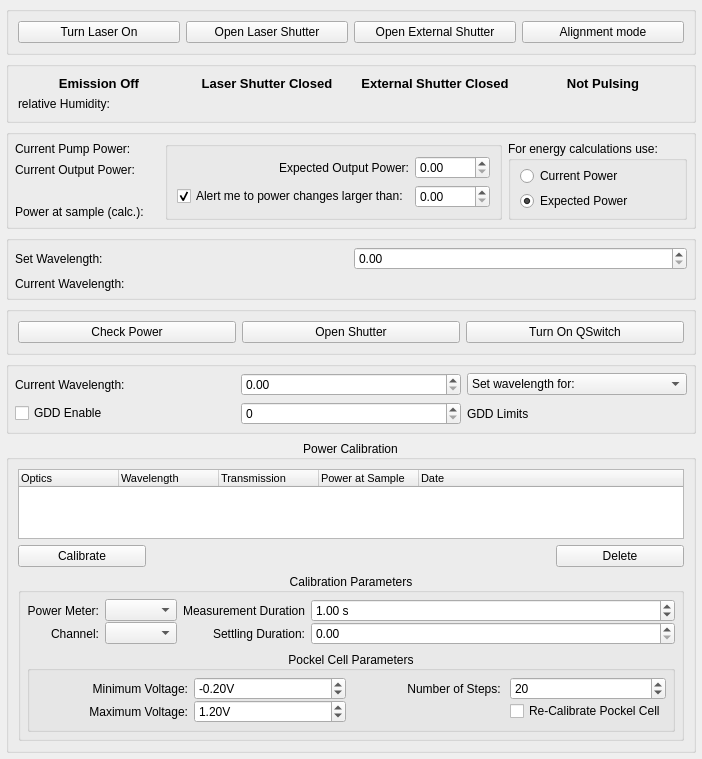
acq4/acq4, file acq4/devices/Laser/devTemplate.ui: the form before one commit.
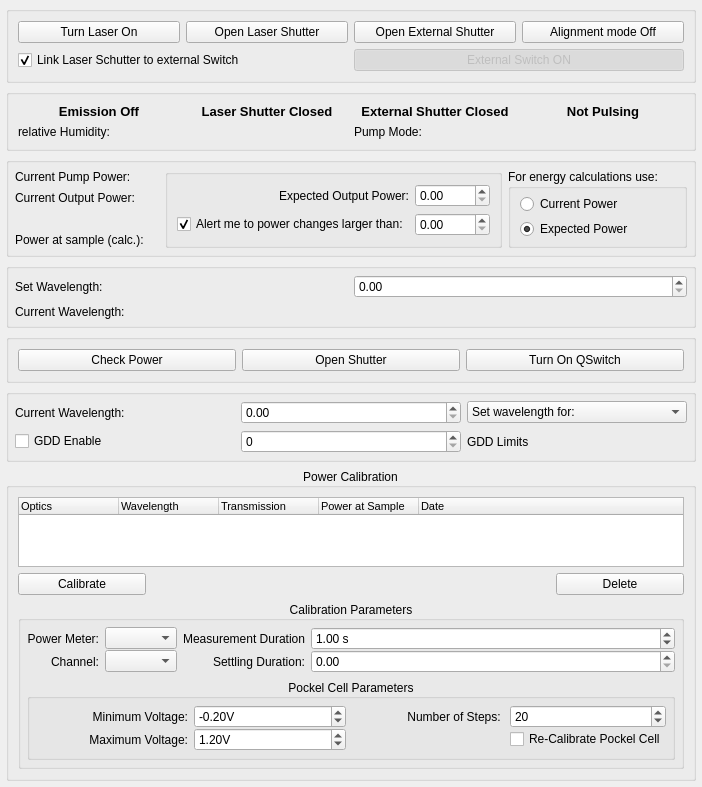
The form after the commit. Custom widgets are drawn as their Qt base class.

Commit message: added checkbox to link laster shutter to external switch

```diff
--- a/acq4/devices/Laser/devTemplate.ui
+++ b/acq4/devices/Laser/devTemplate.ui
@@ -26,239 +26,82 @@
    <property name="bottomMargin">
     <number>6</number>
    </property>
-   <item row="7" column="0" colspan="3">
-    <widget class="QGroupBox" name="wavelengthGroup">
-     <property name="title">
-      <string/>
-     </property>
-     <layout class="QGridLayout" name="gridLayout_5" columnstretch="0,0,0">
-      <property name="leftMargin">
-       <number>6</number>
-      </property>
-      <property name="topMargin">
-       <number>6</number>
-      </property>
-      <property name="rightMargin">
-       <number>6</number>
-      </property>
-      <property name="bottomMargin">
-       <number>6</number>
-      </property>
+   <item row="0" column="0" colspan="2">
+    <widget class="QGroupBox" name="maitaiControlGroup">
+     <layout class="QGridLayout" name="gridLayout_12">
       <item row="0" column="0">
-       <widget class="QLabel" name="label_7">
+       <widget class="QPushButton" name="turnOnOffBtn">
+        <property name="styleSheet">
+         <string notr="true"/>
+        </property>
         <property name="text">
-         <string>Current Wavelength: </string>
+         <string>Turn Laser On</string>
+        </property>
+        <property name="checkable">
+         <bool>true</bool>
         </property>
        </widget>
       </item>
       <item row="0" column="1">
-       <widget class="SpinBox" name="wavelengthSpin">
-        <property name="suffix">
-         <string/>
+       <widget class="QPushButton" name="InternalShutterBtn">
+        <property name="text">
+         <string>Open Laser Shutter</string>
+        </property>
+        <property name="checkable">
+         <bool>true</bool>
         </property>
        </widget>
       </item>
       <item row="0" column="2">
-       <widget class="QComboBox" name="wavelengthCombo">
-        <item>
-         <property name="text">
-          <string>Set wavelength for:</string>
-         </property>
-        </item>
-       </widget>
-      </item>
-      <item row="1" column="0">
-       <widget class="QCheckBox" name="GDDEnableCheck">
+       <widget class="QPushButton" name="ExternalShutterBtn">
         <property name="text">
-         <string>GDD Enable</string>
+         <string>Open External Shutter</string>
         </property>
-       </widget>
-      </item>
-      <item row="1" column="1">
-       <widget class="QSpinBox" name="GDDSpin">
-        <property name="maximum">
-         <number>32000</number>
+        <property name="checkable">
+         <bool>true</bool>
         </property>
        </widget>
       </item>
-      <item row="1" column="2">
-       <widget class="QLabel" name="GDDLimits">
+      <item row="0" column="3">
+       <widget class="QPushButton" name="pushButton_2">
         <property name="text">
-         <string>GDD Limits</string>
+         <string>Alignment mode Off</string>
         </property>
-       </widget>
-      </item>
-     </layout>
-    </widget>
-   </item>
-   <item row="2" column="0" colspan="3">
-    <widget class="QGroupBox" name="powerGroup">
-     <property name="title">
-      <string/>
-     </property>
-     <layout class="QGridLayout" name="gridLayout_4">
-      <property name="leftMargin">
-       <number>6</number>
-      </property>
-      <property name="topMargin">
-       <number>6</number>
-      </property>
-      <property name="rightMargin">
-       <number>6</number>
-      </property>
-      <property name="bottomMargin">
-       <number>6</number>
-      </property>
-      <item row="1" column="0">
-       <widget class="QLabel" name="label_4">
-        <property name="sizePolicy">
-         <sizepolicy hsizetype="Fixed" vsizetype="Preferred">
-          <horstretch>0</horstretch>
-          <verstretch>0</verstretch>
-         </sizepolicy>
+        <property name="checkable">
+         <bool>true</bool>
         </property>
-        <property name="text">
-         <string>Current Output Power:</string>
-        </property>
        </widget>
       </item>
-      <item row="3" column="0">
-       <widget class="QLabel" name="label_8">
+      <item row="1" column="0" colspan="2">
+       <widget class="QCheckBox" name="linkLaserExtSwitchCheckBox">
         <property name="text">
-         <string>Power at sample (calc.):</string>
+         <string>Link Laser Schutter to external Switch</string>
         </property>
-       </widget>
-      </item>
-      <item row="1" column="1">
-       <widget class="QLabel" name="outputPowerLabel">
-        <property name="font">
-         <font>
-          <pointsize>10</pointsize>
-          <weight>75</weight>
-          <bold>true</bold>
-         </font>
+        <property name="checked">
+         <bool>true</bool>
         </property>
-        <property name="text">
-         <string/>
-        </property>
        </widget>
       </item>
-      <item row="3" column="1">
-       <widget class="QLabel" name="samplePowerLabel">
-        <property name="font">
-         <font>
-          <pointsize>11</pointsize>
-          <weight>50</weight>
-          <bold>false</bold>
-         </font>
+      <item row="1" column="2" colspan="2">
+       <widget class="QPushButton" name="externalSwitchBtn">
+        <property name="enabled">
+         <bool>false</bool>
         </property>
         <property name="text">
-         <string/>
+         <string>External Switch ON</string>
         </property>
-       </widget>
-      </item>
-      <item row="0" column="0">
-       <widget class="QLabel" name="label_16">
-        <property name="text">
-         <string>Current Pump Power:</string>
+        <property name="checkable">
+         <bool>true</bool>
         </property>
-       </widget>
-      </item>
-      <item row="0" column="1">
-       <widget class="QLabel" name="pumpPowerLabel">
-        <property name="text">
-         <string/>
+        <property name="checked">
+         <bool>true</bool>
         </property>
        </widget>
       </item>
-      <item row="0" column="2" rowspan="4">
-       <widget class="QGroupBox" name="subPowerGroup">
-        <layout class="QGridLayout" name="gridLayout_10">
-         <item row="0" column="1">
-          <widget class="SpinBox" name="expectedPowerSpin">
-           <property name="minimumSize">
-            <size>
-             <width>75</width>
-             <height>0</height>
-            </size>
-           </property>
-          </widget>
-         </item>
-         <item row="0" column="0">
-          <widget class="QLabel" name="label_5">
-           <property name="text">
-            <string>Expected Output Power:</string>
-           </property>
-           <property name="alignment">
-            <set>Qt::AlignRight|Qt::AlignTrailing|Qt::AlignVCenter</set>
-           </property>
-          </widget>
-         </item>
-         <item row="1" column="0">
-          <widget class="QCheckBox" name="powerAlertCheck">
-           <property name="text">
-            <string>Alert me to power changes larger than:</string>
-           </property>
-           <property name="checked">
-            <bool>true</bool>
-           </property>
-          </widget>
-         </item>
-         <item row="1" column="1">
-          <widget class="SpinBox" name="toleranceSpin">
-           <property name="minimumSize">
-            <size>
-             <width>75</width>
-             <height>0</height>
-            </size>
-           </property>
-          </widget>
-         </item>
-        </layout>
-       </widget>
-      </item>
-      <item row="0" column="5" rowspan="4">
-       <widget class="QGroupBox" name="energyCalcGroup">
-        <property name="title">
-         <string>For energy calculations use:</string>
-        </property>
-        <layout class="QVBoxLayout" name="verticalLayout">
-         <property name="spacing">
-          <number>0</number>
-         </property>
-         <property name="topMargin">
-          <number>0</number>
-         </property>
-         <property name="rightMargin">
-          <number>0</number>
-         </property>
-         <property name="bottomMargin">
-          <number>0</number>
-         </property>
-         <item>
-          <widget class="QRadioButton" name="currentPowerRadio">
-           <property name="text">
-            <string>Current Power</string>
-           </property>
-          </widget>
-         </item>
-         <item>
-          <widget class="QRadioButton" name="expectedPowerRadio">
-           <property name="text">
-            <string>Expected Power</string>
-           </property>
-           <property name="checked">
-            <bool>true</bool>
-           </property>
-          </widget>
-         </item>
-        </layout>
-       </widget>
-      </item>
      </layout>
     </widget>
    </item>
-   <item row="8" column="0" colspan="3">
+   <item row="8" column="0" colspan="2">
     <widget class="QGroupBox" name="groupBox_2">
      <property name="title">
       <string>Power Calibration</string>
@@ -557,89 +400,239 @@
      </layout>
     </widget>
    </item>
-   <item row="5" column="0" colspan="3">
-    <widget class="QGroupBox" name="controlButtonGroup">
-     <layout class="QHBoxLayout" name="horizontalLayout">
-      <item>
-       <widget class="QPushButton" name="checkPowerBtn">
+   <item row="7" column="0" colspan="2">
+    <widget class="QGroupBox" name="wavelengthGroup">
+     <property name="title">
+      <string/>
+     </property>
+     <layout class="QGridLayout" name="gridLayout_5" columnstretch="0,0,0">
+      <property name="leftMargin">
+       <number>6</number>
+      </property>
+      <property name="topMargin">
+       <number>6</number>
+      </property>
+      <property name="rightMargin">
+       <number>6</number>
+      </property>
+      <property name="bottomMargin">
+       <number>6</number>
+      </property>
+      <item row="0" column="0">
+       <widget class="QLabel" name="label_7">
         <property name="text">
-         <string>Check Power</string>
+         <string>Current Wavelength: </string>
         </property>
        </widget>
       </item>
-      <item>
-       <widget class="QPushButton" name="shutterBtn">
+      <item row="0" column="1">
+       <widget class="SpinBox" name="wavelengthSpin">
+        <property name="suffix">
+         <string/>
+        </property>
+       </widget>
+      </item>
+      <item row="0" column="2">
+       <widget class="QComboBox" name="wavelengthCombo">
+        <item>
+         <property name="text">
+          <string>Set wavelength for:</string>
+         </property>
+        </item>
+       </widget>
+      </item>
+      <item row="1" column="0">
+       <widget class="QCheckBox" name="GDDEnableCheck">
         <property name="text">
-         <string>Open Shutter</string>
+         <string>GDD Enable</string>
         </property>
-        <property name="checkable">
-         <bool>true</bool>
+       </widget>
+      </item>
+      <item row="1" column="1">
+       <widget class="QSpinBox" name="GDDSpin">
+        <property name="maximum">
+         <number>32000</number>
         </property>
        </widget>
       </item>
-      <item>
-       <widget class="QPushButton" name="qSwitchBtn">
+      <item row="1" column="2">
+       <widget class="QLabel" name="GDDLimits">
         <property name="text">
-         <string>Turn On QSwitch</string>
+         <string>GDD Limits</string>
         </property>
-        <property name="checkable">
-         <bool>true</bool>
-        </property>
        </widget>
       </item>
      </layout>
     </widget>
    </item>
-   <item row="0" column="0" colspan="3">
-    <widget class="QGroupBox" name="maitaiControlGroup">
-     <layout class="QHBoxLayout" name="horizontalLayout_2">
-      <item>
-       <widget class="QPushButton" name="turnOnOffBtn">
-        <property name="styleSheet">
-         <string notr="true"/>
+   <item row="2" column="0" colspan="2">
+    <widget class="QGroupBox" name="powerGroup">
+     <property name="title">
+      <string/>
+     </property>
+     <layout class="QGridLayout" name="gridLayout_4">
+      <property name="leftMargin">
+       <number>6</number>
+      </property>
+      <property name="topMargin">
+       <number>6</number>
+      </property>
+      <property name="rightMargin">
+       <number>6</number>
+      </property>
+      <property name="bottomMargin">
+       <number>6</number>
+      </property>
+      <item row="3" column="1">
+       <widget class="QLabel" name="samplePowerLabel">
+        <property name="font">
+         <font>
+          <pointsize>11</pointsize>
+          <weight>50</weight>
+          <bold>false</bold>
+         </font>
         </property>
         <property name="text">
-         <string>Turn Laser On</string>
+         <string/>
         </property>
-        <property name="checkable">
-         <bool>true</bool>
+       </widget>
+      </item>
+      <item row="1" column="0">
+       <widget class="QLabel" name="label_4">
+        <property name="sizePolicy">
+         <sizepolicy hsizetype="Fixed" vsizetype="Preferred">
+          <horstretch>0</horstretch>
+          <verstretch>0</verstretch>
+         </sizepolicy>
         </property>
+        <property name="text">
+         <string>Current Output Power:</string>
+        </property>
        </widget>
       </item>
-      <item>
-       <widget class="QPushButton" name="InternalShutterBtn">
+      <item row="3" column="0">
+       <widget class="QLabel" name="label_8">
         <property name="text">
-         <string>Open Laser Shutter</string>
+         <string>Power at sample (calc.):</string>
         </property>
-        <property name="checkable">
-         <bool>true</bool>
+       </widget>
+      </item>
+      <item row="0" column="2" rowspan="4">
+       <widget class="QGroupBox" name="subPowerGroup">
+        <layout class="QGridLayout" name="gridLayout_10">
+         <item row="0" column="1">
+          <widget class="SpinBox" name="expectedPowerSpin">
+           <property name="minimumSize">
+            <size>
+             <width>75</width>
+             <height>0</height>
+            </size>
+           </property>
+          </widget>
+         </item>
+         <item row="0" column="0">
+          <widget class="QLabel" name="label_5">
+           <property name="text">
+            <string>Expected Output Power:</string>
+           </property>
+           <property name="alignment">
+            <set>Qt::AlignRight|Qt::AlignTrailing|Qt::AlignVCenter</set>
+           </property>
+          </widget>
+         </item>
+         <item row="1" column="0">
+          <widget class="QCheckBox" name="powerAlertCheck">
+           <property name="text">
+            <string>Alert me to power changes larger than:</string>
+           </property>
+           <property name="checked">
+            <bool>true</bool>
+           </property>
+          </widget>
+         </item>
+         <item row="1" column="1">
+          <widget class="SpinBox" name="toleranceSpin">
+           <property name="minimumSize">
+            <size>
+             <width>75</width>
+             <height>0</height>
+            </size>
+           </property>
+          </widget>
+         </item>
+        </layout>
+       </widget>
+      </item>
+      <item row="0" column="5" rowspan="4">
+       <widget class="QGroupBox" name="energyCalcGroup">
+        <property name="title">
+         <string>For energy calculations use:</string>
         </property>
+        <layout class="QVBoxLayout" name="verticalLayout">
+         <property name="spacing">
+          <number>0</number>
+         </property>
+         <property name="topMargin">
+          <number>0</number>
+         </property>
+         <property name="rightMargin">
+          <number>0</number>
+         </property>
+         <property name="bottomMargin">
+          <number>0</number>
+         </property>
+         <item>
+          <widget class="QRadioButton" name="currentPowerRadio">
+           <property name="text">
+            <string>Current Power</string>
+           </property>
+          </widget>
+         </item>
+         <item>
+          <widget class="QRadioButton" name="expectedPowerRadio">
+           <property name="text">
+            <string>Expected Power</string>
+           </property>
+           <property name="checked">
+            <bool>true</bool>
+           </property>
+          </widget>
+         </item>
+        </layout>
        </widget>
       </item>
-      <item>
-       <widget class="QPushButton" name="ExternalShutterBtn">
+      <item row="1" column="1">
+       <widget class="QLabel" name="outputPowerLabel">
+        <property name="font">
+         <font>
+          <pointsize>10</pointsize>
+          <weight>75</weight>
+          <bold>true</bold>
+         </font>
+        </property>
         <property name="text">
-         <string>Open External Shutter</string>
+         <string/>
         </property>
-        <property name="checkable">
-         <bool>true</bool>
+       </widget>
+      </item>
+      <item row="0" column="0">
+       <widget class="QLabel" name="label_16">
+        <property name="text">
+         <string>Current Pump Power:</string>
         </property>
        </widget>
       </item>
-      <item>
-       <widget class="QPushButton" name="pushButton_2">
+      <item row="0" column="1">
+       <widget class="QLabel" name="pumpPowerLabel">
         <property name="text">
-         <string>Alignment mode</string>
+         <string/>
         </property>
-        <property name="checkable">
-         <bool>true</bool>
-        </property>
        </widget>
       </item>
      </layout>
     </widget>
    </item>
-   <item row="4" column="0" colspan="3">
+   <item row="4" column="0" colspan="2">
     <widget class="QGroupBox" name="maitaiWavelengthGroup">
      <property name="title">
       <string/>
@@ -695,7 +688,40 @@
      </layout>
     </widget>
    </item>
-   <item row="1" column="0" colspan="3">
+   <item row="5" column="0" colspan="2">
+    <widget class="QGroupBox" name="controlButtonGroup">
+     <layout class="QHBoxLayout" name="horizontalLayout">
+      <item>
+       <widget class="QPushButton" name="checkPowerBtn">
+        <property name="text">
+         <string>Check Power</string>
+        </property>
+       </widget>
+      </item>
+      <item>
+       <widget class="QPushButton" name="shutterBtn">
+        <property name="text">
+         <string>Open Shutter</string>
+        </property>
+        <property name="checkable">
+         <bool>true</bool>
+        </property>
+       </widget>
+      </item>
+      <item>
+       <widget class="QPushButton" name="qSwitchBtn">
+        <property name="text">
+         <string>Turn On QSwitch</string>
+        </property>
+        <property name="checkable">
+         <bool>true</bool>
+        </property>
+       </widget>
+      </item>
+     </layout>
+    </widget>
+   </item>
+   <item row="1" column="0" colspan="2">
     <widget class="QGroupBox" name="MaiTaiGroup">
      <layout class="QGridLayout" name="gridLayout_11">
       <item row="1" column="1">
@@ -764,7 +790,7 @@
        </widget>
       </item>
       <item row="1" column="3">
-       <widget class="QLabel" name="label_17">
+       <widget class="QLabel" name="pumpModeLabel">
         <property name="text">
          <string/>
         </property>
@@ -787,6 +813,13 @@
         </property>
        </widget>
       </item>
+      <item row="1" column="2">
+       <widget class="QLabel" name="label_6">
+        <property name="text">
+         <string>Pump Mode:</string>
+        </property>
+       </widget>
+      </item>
      </layout>
     </widget>
    </item>
```
The commit also changes 3 other files.
